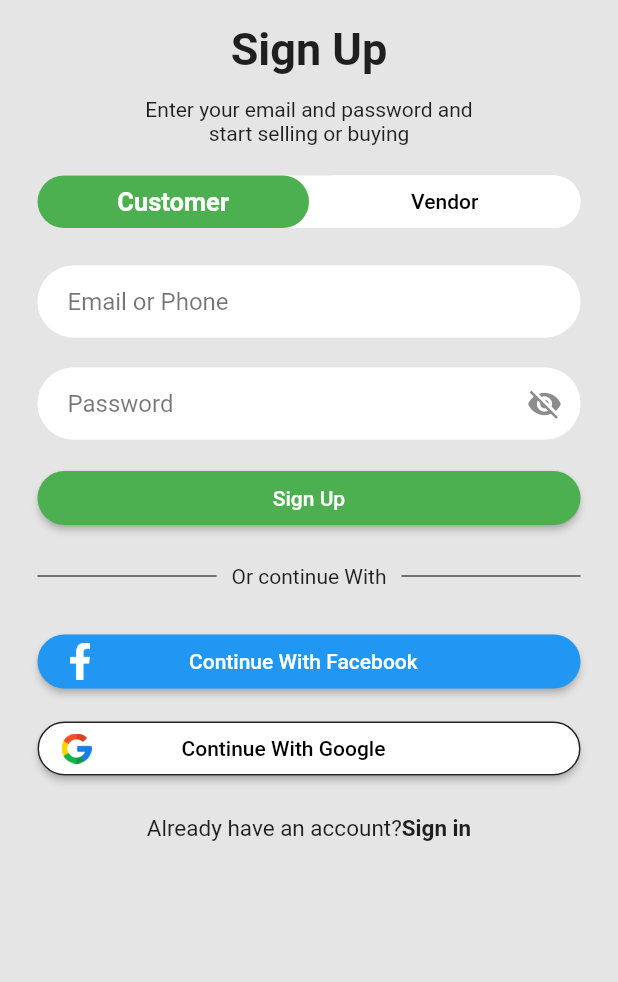
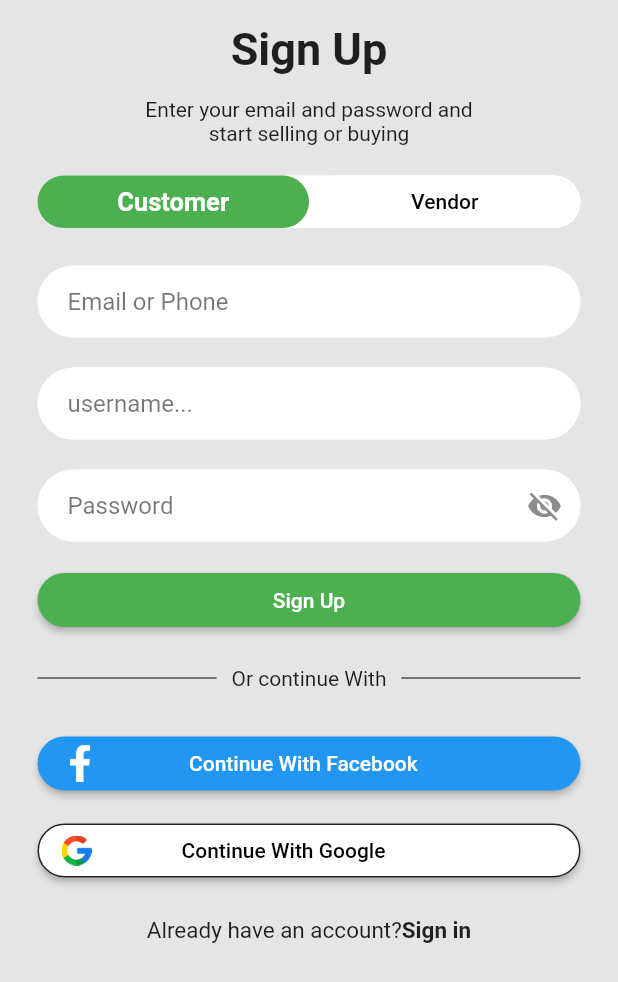
Before and after one commit to Bharat8448/alecado-flutter, a Flutter app: the SignupPage screen opened directly, on a phone screen of 412 x 824 dp. Shown: the top 982 px of the screen. Run offline on Flutter 3.47's test engine with Material 2 defaults, Android fonts, the phone set to English and light mode, and no system bars; our stand-ins replace carousel_slider, flutter_rating_bar, google_maps_flutter, image_picker, location; missing offline and left inert: api_cache_manager, geocoder; accounts and stored records are empty.

Commit message:
signup integrated

```diff
--- a/lib/Login_SignUp/signup_page.dart
+++ b/lib/Login_SignUp/signup_page.dart
@@ -4,10 +4,13 @@
 // import 'package:email_auth/email_auth.dart';
 import 'package:alecado/Customer/UI/home_module.dart';
 import 'package:alecado/Vendor/UI/Profile.dart';
+import 'package:alecado/models/signUpRequestModel.dart';
+import 'package:alecado/services/ApiService.dart';
 import 'package:flutter/cupertino.dart';
 import 'package:flutter/gestures.dart';
 import 'package:flutter/material.dart';
 import 'package:http/http.dart' as http;
+import 'package:alecado/Login_SignUp/login_page.dart';
 // import 'package:string_validator/string_validator.dart';
 
 class SignupPage extends StatefulWidget {
@@ -20,6 +23,7 @@ class SignupPage extends StatefulWidget {
 class _SignupPageState extends State<SignupPage> {
   final passwordController = TextEditingController();
   final usernameController = TextEditingController();
+  final emailcontroller = TextEditingController();
 
   //var emailAuth = EmailAuth(sessionName: "E-commerce App");
 
@@ -158,12 +162,55 @@ class _SignupPageState extends State<SignupPage> {
                 height: 25,
               ),
               TextField(
+                controller: emailcontroller,
+                //This will obscure text dynamically
+                style: const TextStyle(color: Colors.black),
+                textAlign: TextAlign.start,
+                decoration: const InputDecoration(
+                  hintText: "Email or Phone",
+                  hintStyle: TextStyle(
+                    color: Colors.black54,
+                  ),
+                  contentPadding:
+                      EdgeInsets.symmetric(vertical: 10, horizontal: 20),
+                  filled: true,
+                  fillColor: Color.fromRGBO(255, 255, 255, 1),
+                  enabledBorder: OutlineInputBorder(
+                    borderRadius: BorderRadius.all(
+                      Radius.circular(30.0),
+                    ),
+                    borderSide: BorderSide(color: Colors.white70),
+                  ),
+                  focusedBorder: OutlineInputBorder(
+                    borderRadius: BorderRadius.all(
+                      Radius.circular(30.0),
+                    ),
+                    borderSide: BorderSide(color: Colors.white),
+                  ),
+                ),
+              ),
+              usernameIsEmpty
+                  ? const Padding(
+                      padding: EdgeInsets.only(left: 20, top: 5),
+                      child: Text(
+                        "This field should not be empty",
+                        style: TextStyle(
+                          color: Colors.red,
+                        ),
+                      ),
+                    )
+                  : Container(),
+              const SizedBox(
+                height: 20,
+              ),
+
+              TextField(
                 controller: usernameController,
                 //This will obscure text dynamically
                 style: const TextStyle(color: Colors.black),
                 textAlign: TextAlign.start,
                 decoration: const InputDecoration(
-                  hintText: "Email or Phone",
+                  hintText: "username...",
                   hintStyle: TextStyle(
                     color: Colors.black54,
                   ),
@@ -264,11 +311,20 @@ class _SignupPageState extends State<SignupPage> {
                             MaterialPageRoute(
                                 builder: (context) => const upload()),
                           )
-                        : Navigator.push(
-                            context,
-                            MaterialPageRoute(
-                                builder: (context) => const home_module()),
-                          );
+                        :
+                        ApiService.signup(SignUpRequestModel(email: emailcontroller.text, password: passwordController.text, name: usernameController.text)).then((response) {
+                            if(response) {
+                              Navigator.push(
+                              context,
+                              MaterialPageRoute(
+                                  builder: (context) => const LoginPage()),
+                            );
+
+                            }
+                            else{
+                              print('invalid credentials');
+                            }
+                          });
                     // setState(() {
                     //   usernameIsEmpty =
                     //       usernameController.text.isEmpty ? true : false;
```
Also changed, not shown: lib/services/ApiService.dart (+17 -0 lines).
